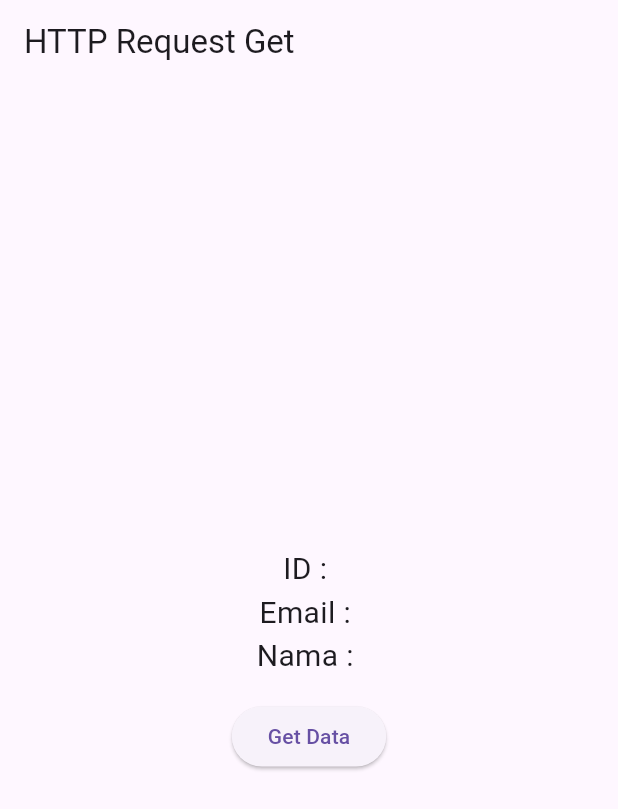
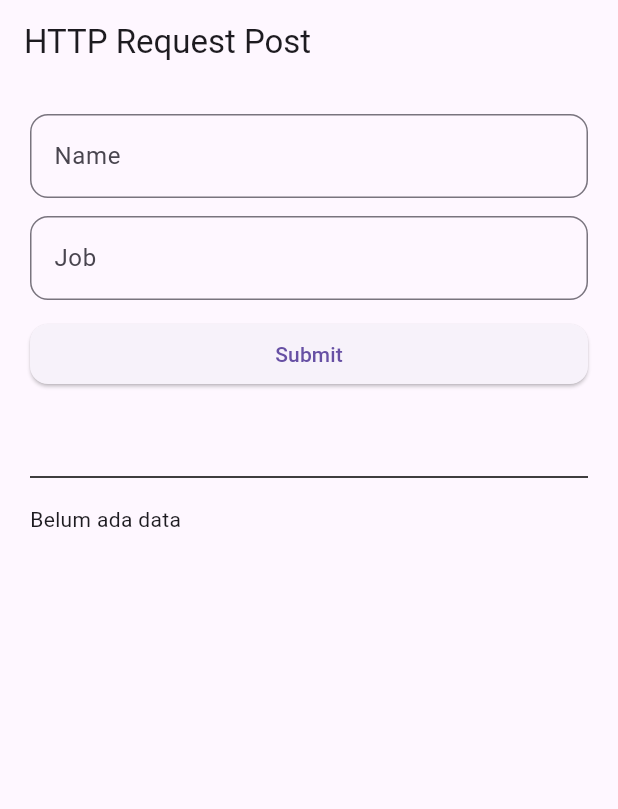
Before and after one commit to RenalMutaqin/flutter_http_request, a Flutter app: the screen it shows after launch, on a phone screen of 412 x 824 dp. Shown: the top 809 px of the screen. Run offline on Flutter 3.47's test engine with Material 3 defaults, Android fonts, the phone set to English and light mode, and no system bars.

Commit message:
HTTP POST
HTTP POST

```diff
--- a/lib/main.dart
+++ b/lib/main.dart
@@ -22,69 +22,75 @@ class HomePage extends StatefulWidget {
   const HomePage({super.key});
 
   @override
-  State<HomePage> createState() => _HomePageState();
+  State<HomePage> createState() => _MyWidgetState();
 }
 
-class _HomePageState extends State<HomePage> {
-  late String id;
-  late String email;
-  late String name;
+class _MyWidgetState extends State<HomePage> {
+  TextEditingController nameC = TextEditingController();
+  TextEditingController jobC = TextEditingController();
+
+  String hasilResponse = "Belum ada data";
+
   @override
-  void initState() {
-    id = "";
-    email = "";
-    name = "";
-    // TODO: implement initState
-    super.initState();
-  }
-
   Widget build(BuildContext context) {
     return Scaffold(
       appBar: AppBar(
-        title: Text("HTTP Request Get"),
+        title: Text("HTTP Request Post"),
       ),
-      body: Center(
-        child: Column(
-          mainAxisAlignment: MainAxisAlignment.center,
+      body: ListView(
+        padding: EdgeInsets.all(20),
         children: [
-            Text(
-              "ID : $id",
-              style: TextStyle(fontSize: 20),
-            ),
-            Text(
-              "Email : $email",
-              style: TextStyle(fontSize: 20),
-            ),
-            Text(
-              "Nama : $name",
-              style: TextStyle(fontSize: 20),
+          TextField(
+            controller: nameC,
+            autocorrect: false,
+            keyboardType: TextInputType.text,
+            decoration: InputDecoration(
+                border:
+                    OutlineInputBorder(borderRadius: BorderRadius.circular(12)),
+                labelText: "Name"),
           ),
           SizedBox(
-              height: 15,
+            height: 12,
+          ),
+          TextField(
+            controller: jobC,
+            autocorrect: false,
+            keyboardType: TextInputType.text,
+            decoration: InputDecoration(
+                border:
+                    OutlineInputBorder(borderRadius: BorderRadius.circular(12)),
+                labelText: "Job"),
+          ),
+          SizedBox(
+            height: 12,
           ),
           ElevatedButton(
               onPressed: () async {
-                var response =
-                    await http.get(Uri.parse("https://reqres.in/api/users/2"));
-                if (response.statusCode == 200) {
-                  //berhasil get data
-                  print("Berhasil get data");
-                  var data = jsonDecode(response.body) as Map<String, dynamic>;
-                  print(data["data"]);
+                var myresponse = await http.post(
+                    Uri.parse("https://reqres.in/api/users"),
+                    body: {"name": nameC.text, "job": jobC.text});
+
+                Map<String, dynamic> data =
+                    jsonDecode(myresponse.body) as Map<String, dynamic>;
                 setState(() {
-                    id = data["data"]["id"].toString();
-                    email = data["data"]["email"].toString();
-                    name =
-                        "${data["data"]["first_name"]} ${data["data"]["last_name"]}";
+                  hasilResponse = "${data['name']} - ${data['job']}";
                 });
-                } else {
-                  print("Error ${response.statusCode}");
-                }
               },
-              child: Text("Get Data"),
+              style: ElevatedButton.styleFrom(
+                  shape: RoundedRectangleBorder(
+                      borderRadius: BorderRadius.circular(12))),
+              child: Text("Submit")),
+          SizedBox(
+            height: 50,
           ),
+          Divider(
+            color: Colors.black,
+          ),
+          SizedBox(
+            height: 10,
+          ),
+          Text(hasilResponse),
         ],
-        ),
       ),
     );
   }
```
Also changed, not shown: lib/get.dart (added, +91 -0 lines). Lines whose indentation alone changed are shown as unchanged.
